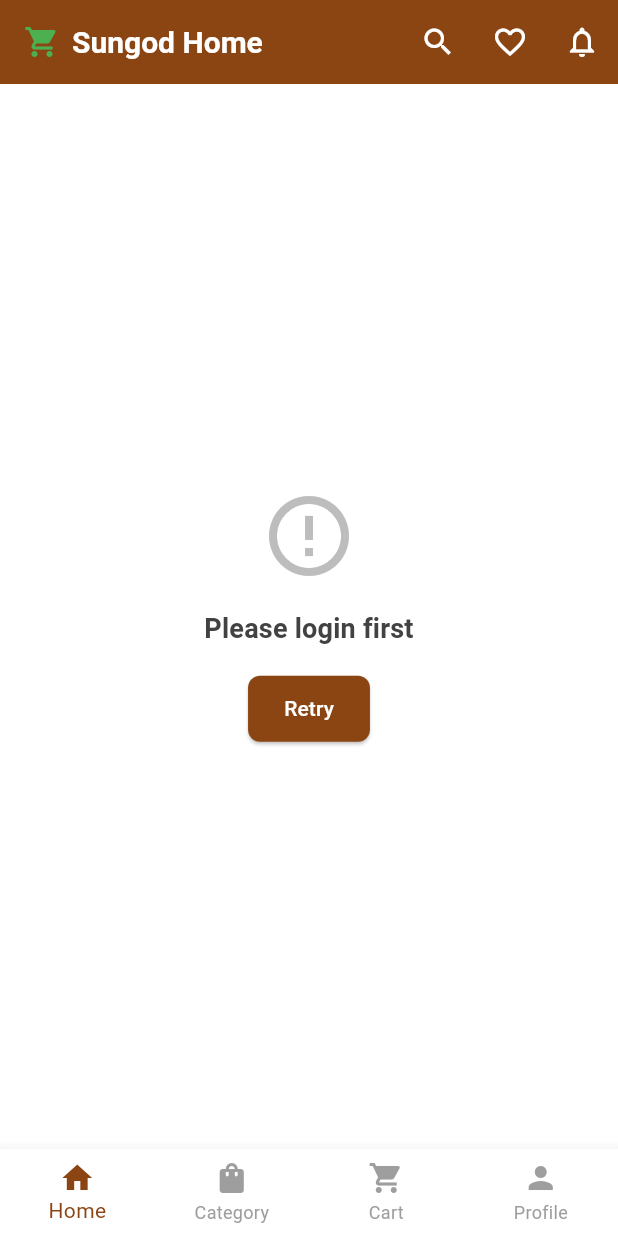
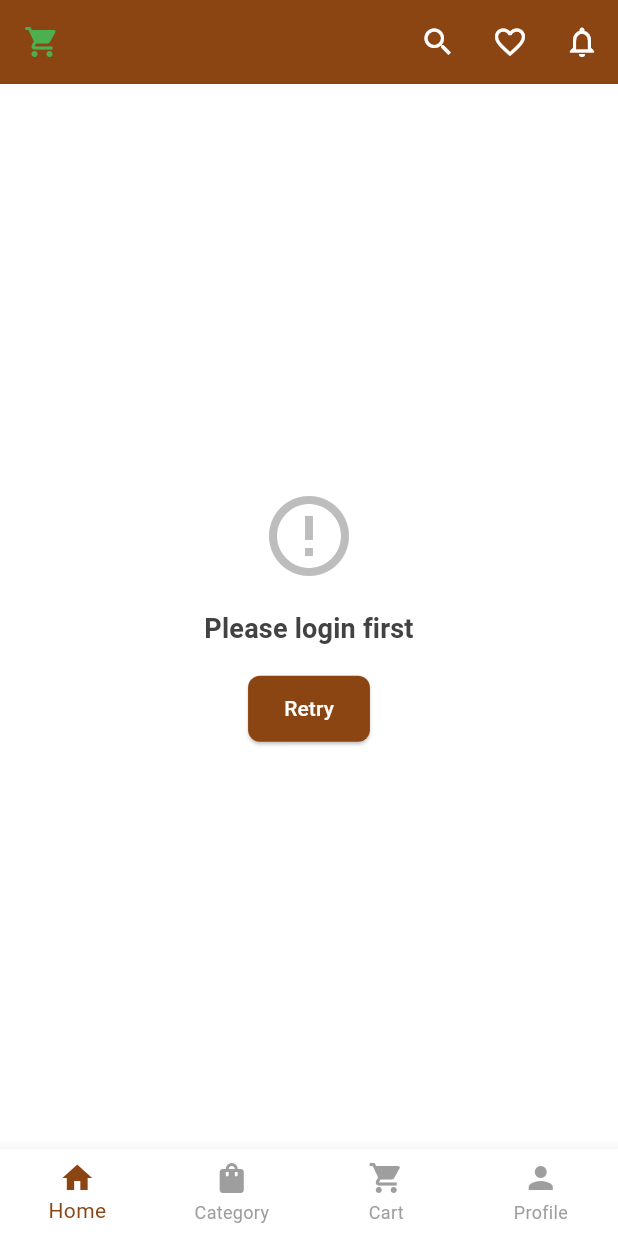
Before and after one commit to fazil-kp/alisons-, a Flutter app: the HomeScreen screen opened by its route, on a phone screen of 412 x 824 dp. Run offline on Flutter 3.47's test engine with Material 3 defaults, Android fonts, the light colour scheme and no system bars; our stand-ins replace cached_network_image, dio, freezed_annotation, go_router, pull_to_refresh, shared_preferences; accounts and stored records are empty.

Commit message:
Refactor AppBar title in HomeScreen to simplify layout by removing the app name, enhancing code clarity and maintainability.

```diff
--- a/lib/features/home/view/home_screen.dart
+++ b/lib/features/home/view/home_screen.dart
@@ -46,13 +46,7 @@ class _HomeScreenState extends State<HomeScreen> {
       backgroundColor: Colors.white,
       appBar: AppBar(
         backgroundColor: AppTheme.primaryColor,
-        title: Row(
-          children: [
-            const Icon(Icons.shopping_cart, color: AppTheme.green),
-            const SizedBox(width: 8),
-            const Text(AppConstants.appName),
-          ],
-        ),
+        title: Row(children: [const Icon(Icons.shopping_cart, color: AppTheme.green)]),
         actions: [
           IconButton(
             icon: const Icon(Icons.search),
```
